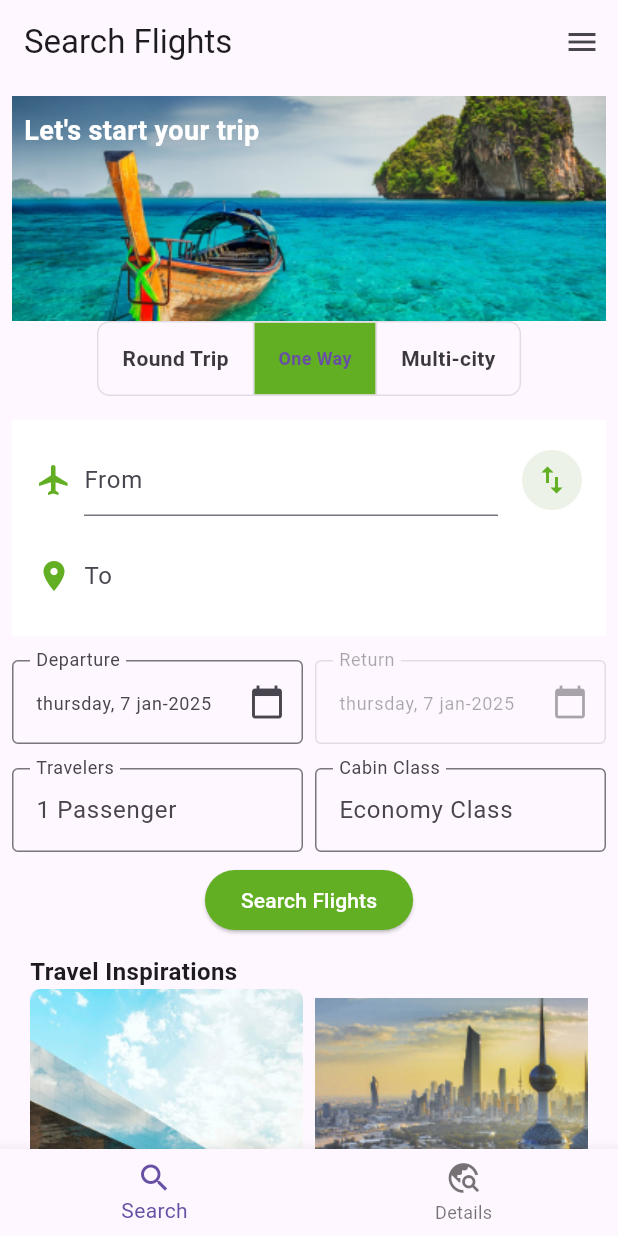
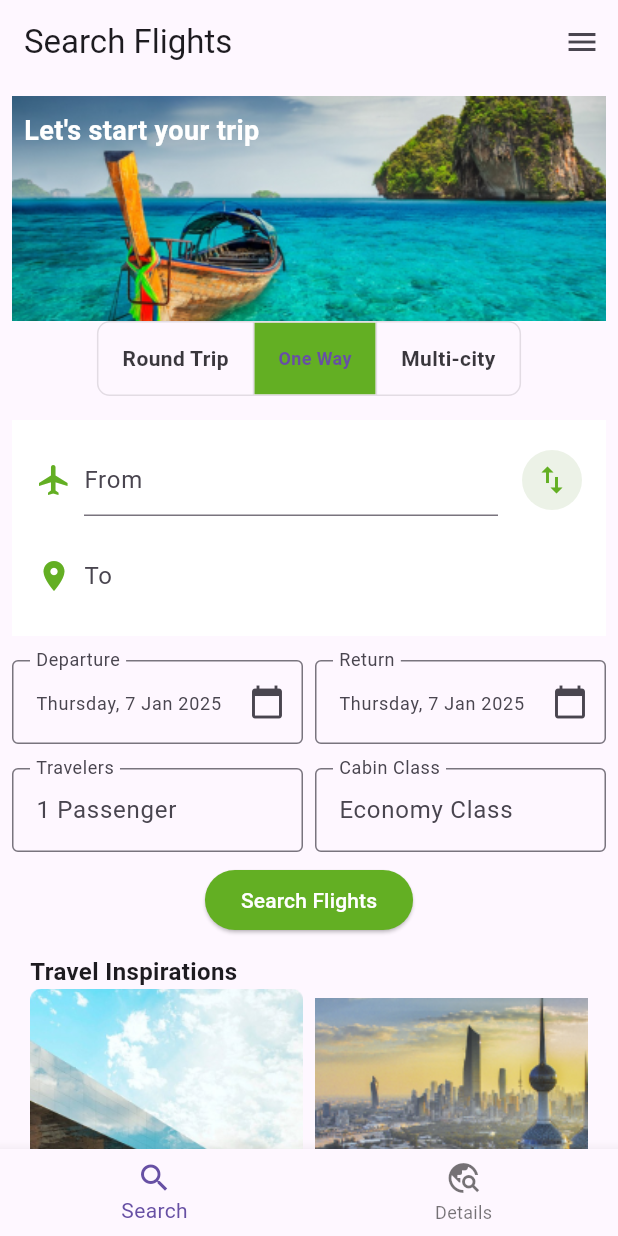
Before and after one commit to AhmedSalem00/task, a Flutter app: the screen it shows after launch, on a phone screen of 412 x 824 dp. Run offline on Flutter 3.47's test engine with Material 3 defaults, Android fonts, the phone set to English and light mode, and no system bars.

Commit message:
the task is complete

```diff
--- a/lib/features/Flight Details/Flight Details.dart
+++ b/lib/features/Flight Details/Flight Details.dart
@@ -42,15 +42,11 @@ class FlightDetailsScreen extends StatelessWidget {
                   const Row(
                     mainAxisAlignment: MainAxisAlignment.spaceBetween,
                     children: [
-                      // Sorting, Non-Stop, Filter Buttons
                       Text('sort'),
                       Icon(Icons.keyboard_arrow_down),
-
                       SizedBox(width: 8),
                       Text('Non-Stop'),
-
                       Icon(Icons.keyboard_arrow_down),
-
                       SizedBox(width: 8),
                       Text('Filter'),
                       Icon(Icons.filter_list),
--- a/lib/features/Flight Search/widget/departure_widget.dart
+++ b/lib/features/Flight Search/widget/departure_widget.dart
@@ -1,7 +1,30 @@
 import 'package:flutter/material.dart';
+import 'package:intl/intl.dart';
 
-class DepartureWidget extends StatelessWidget {
+class DepartureWidget extends StatefulWidget {
   const DepartureWidget({super.key});
+
+  @override
+  State<DepartureWidget> createState() => _DepartureWidgetState();
+}
+
+class _DepartureWidgetState extends State<DepartureWidget> {
+  final TextEditingController _departureController = TextEditingController();
+  final TextEditingController _returnController = TextEditingController();
+
+  Future<void> _selectDate(BuildContext context, TextEditingController controller) async {
+    DateTime? pickedDate = await showDatePicker(
+      context: context,
+      initialDate: DateTime.now(),
+      firstDate: DateTime(1900),
+      lastDate: DateTime(2101),
+    );
+
+    if (pickedDate != null) {
+      String formattedDate = DateFormat('EEEE, d MMM yyyy').format(pickedDate);
+      controller.text = formattedDate;
+    }
+  }
 
   @override
   Widget build(BuildContext context) {
@@ -9,32 +32,37 @@ class DepartureWidget extends StatelessWidget {
       children: [
         Expanded(
           child: TextField(
+            controller: _departureController,
             decoration: const InputDecoration(
               floatingLabelBehavior: FloatingLabelBehavior.always,
               labelText: 'Departure',
-              hintText: 'thursday, 7 jan-2025',
-              hintStyle: TextStyle(fontSize: 12.0),
-              suffixIcon: Icon(Icons.calendar_today),
-              border: OutlineInputBorder(),
-            ),
-            onTap: () {},
-          ),
-        ),
-        const SizedBox(width: 8),
-        Expanded(
-          child: TextField(
-            readOnly: true,
-            decoration: const InputDecoration(
-              floatingLabelBehavior: FloatingLabelBehavior.always,
-              labelText: 'Return',
-              enabled: false,
-              hintText: 'thursday, 7 jan-2025',
+              hintText: 'Thursday, 7 Jan 2025',
               hintStyle: TextStyle(fontSize: 12.0),
               suffixIcon: Icon(Icons.calendar_today),
               border: OutlineInputBorder(),
             ),
             onTap: () {
-              // Show date picker
+              _selectDate(context, _departureController);
+            },
+          ),
+        ),
+        const SizedBox(width: 8),
+
+        // Return TextField
+        Expanded(
+          child: TextField(
+            controller: _returnController,
+            readOnly: true,
+            decoration: const InputDecoration(
+              floatingLabelBehavior: FloatingLabelBehavior.always,
+              labelText: 'Return',
+              hintText: 'Thursday, 7 Jan 2025',
+              hintStyle: TextStyle(fontSize: 12.0),
+              suffixIcon: Icon(Icons.calendar_today),
+              border: OutlineInputBorder(),
+            ),
+            onTap: () {
+              _selectDate(context, _returnController);
             },
           ),
         ),
--- a/pubspec.yaml
+++ b/pubspec.yaml
@@ -35,7 +35,7 @@ dependencies:
   # The following adds the Cupertino Icons font to your application.
   # Use with the CupertinoIcons class for iOS style icons.
   cupertino_icons: ^1.0.8
-
+  intl: ^0.20.1
 dev_dependencies:
   flutter_test:
     sdk: flutter
```
Also changed, not shown: pubspec.lock.
